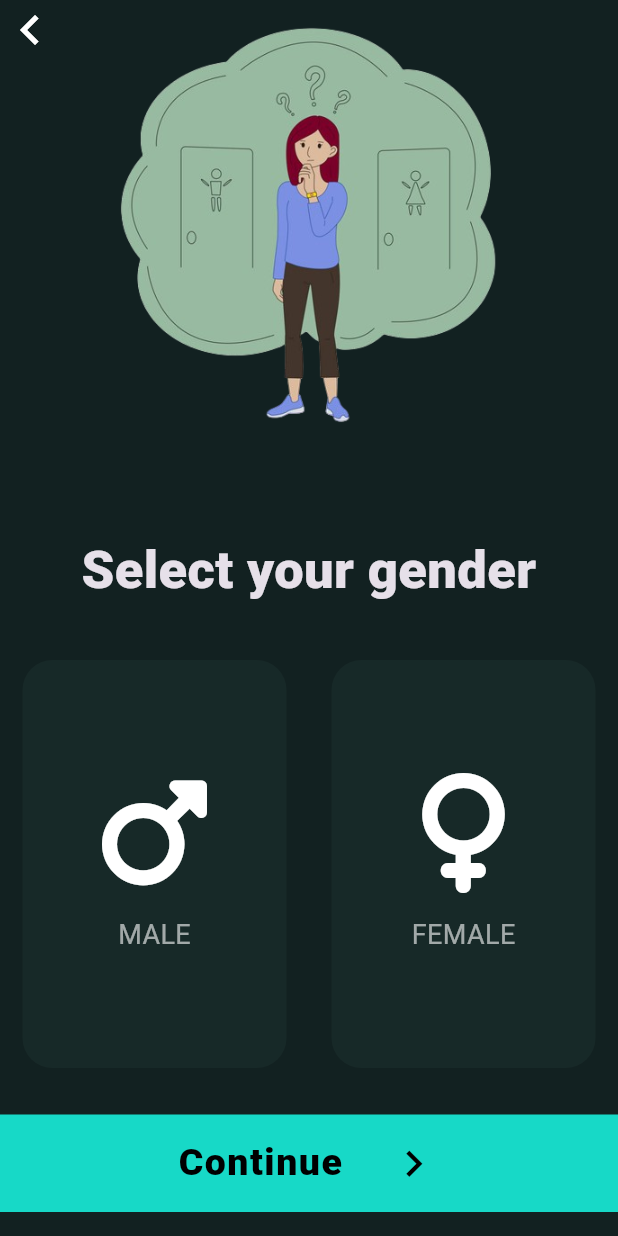
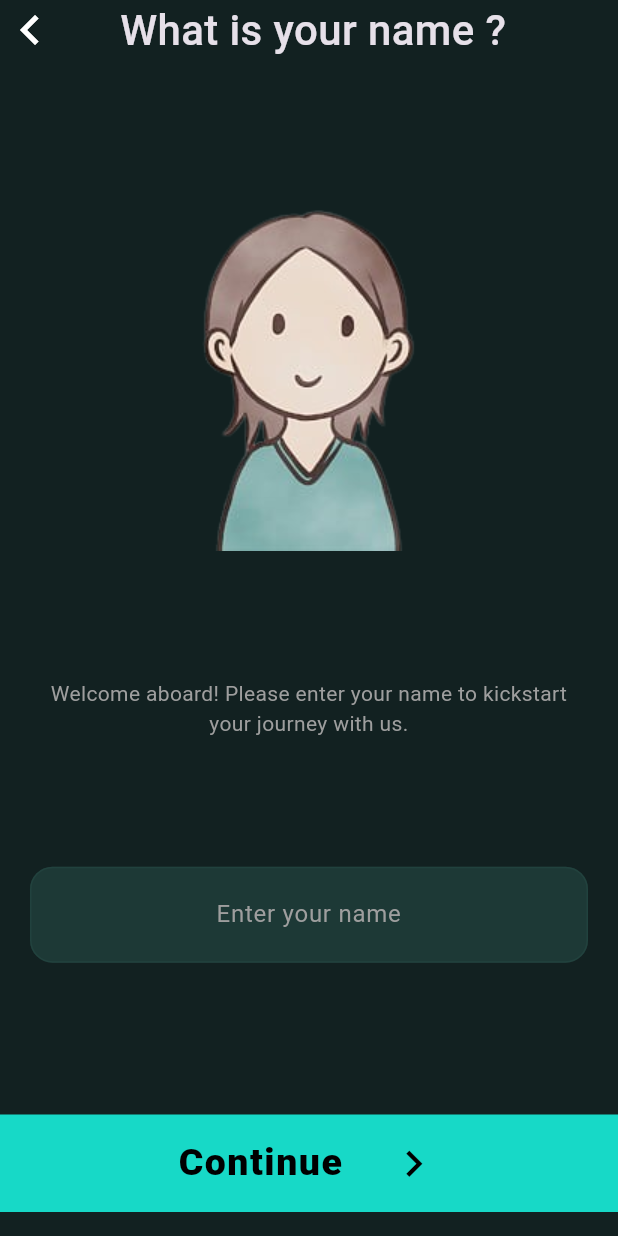
Before and after one commit to Diffins-Solutions/health_companion_app, a Flutter app: the SetupStartScreen screen opened by its route, after a tap on "Setup Account", on a phone screen of 412 x 824 dp. Run offline on Flutter 3.47's test engine with Material 3 defaults, Android fonts, the phone set to English and light mode, and no system bars; our stand-ins replace font_awesome_flutter; missing offline and left inert: ruler_picker_bn.

```diff
--- a/lib/main.dart
+++ b/lib/main.dart
@@ -1,5 +1,7 @@
 import 'package:flutter/material.dart';
+import 'package:health_companion_app/screens/onboarding/daily_move_goal.dart';
 import 'package:health_companion_app/screens/onboarding/height_screen.dart';
+import 'package:health_companion_app/screens/onboarding/name_screen.dart';
 import 'package:health_companion_app/screens/onboarding/sleep_schedule_screen.dart';
 import 'package:health_companion_app/screens/onboarding/welcome_screen.dart';
 import 'package:health_companion_app/screens/onboarding/setup_start_screen.dart';
@@ -17,10 +19,12 @@ class MyHealthApp extends StatelessWidget {
         routes: {
           WelcomeScreen.id: (context) => WelcomeScreen(),
           SetupStartScreen.id: (context) => SetupStartScreen(),
+          NameScreen.id: (context) => NameScreen(),
           GenderScreen.id: (context) => GenderScreen(),
           HeightScreen.id: (context) => HeightScreen(),
           WeightScreen.id: (context) => WeightScreen(),
           SleepScheduleScreen.id: (context) => SleepScheduleScreen(),
+          DailyMoveGoal.id: (context) => DailyMoveGoal(),
         });
   }
 }
--- /dev/null
+++ b/lib/screens/onboarding/name_screen.dart
@@ -0,0 +1,70 @@
+import 'package:flutter/material.dart';
+import 'package:health_companion_app/screens/onboarding/gender_screen.dart';
+import 'package:health_companion_app/utils/constants.dart';
+import 'package:health_companion_app/widgets/custom_input_field.dart';
+import 'package:health_companion_app/widgets/custom_flat_button.dart';
+
+class NameScreen extends StatefulWidget {
+  static String id = 'name_screen';
+
+  @override
+  State<NameScreen> createState() => _NameScreenState();
+}
+
+class _NameScreenState extends State<NameScreen> {
+  @override
+  Widget build(BuildContext context) {
+    return Scaffold(
+      backgroundColor: kBackgroundColor,
+      body: SafeArea(
+        child: Column(
+          mainAxisAlignment: MainAxisAlignment.spaceBetween,
+          crossAxisAlignment: CrossAxisAlignment.center,
+          children: [
+            Row(
+              children: [
+                GestureDetector(
+                  child: Icon(
+                    Icons.navigate_before,
+                    size: 40,
+                  ),
+                  onTap: () => Navigator.pop(context),
+                ),
+                SizedBox(
+                  width: 40,
+                ),
+                Text(
+                  'What is your name ?',
+                  style: TextStyle(fontSize: 28, fontWeight: FontWeight.w500),
+                ),
+              ],
+            ),
+            Flexible(
+              child: Image.asset('images/name_screen_img.png'),
+            ),
+            Padding(
+              padding:
+                  const EdgeInsets.symmetric(vertical: 0, horizontal: 30.0),
+              child: Text(
+                'Welcome aboard! Please enter your name to kickstart your journey with us.',
+                textAlign: TextAlign.center,
+                style: TextStyle(
+                  color: Colors.grey
+                ),
+              ),
+            ),
+            CustomInputField(onChange: (value) {}, hint: "Enter your name"),
+            CustomFlatButton(
+              label: 'Continue',
+              color: kLightGreen,
+              onPressed: () {
+                Navigator.pushNamed(context, GenderScreen.id);
+              },
+              icon: Icons.navigate_next,
+            ),
+          ],
+        ),
+      ),
+    );
+  }
+}
--- a/lib/screens/onboarding/setup_start_screen.dart
+++ b/lib/screens/onboarding/setup_start_screen.dart
@@ -3,7 +3,7 @@ import 'package:flutter/material.dart';
 import 'package:flutter/widgets.dart';
 import 'package:health_companion_app/utils/constants.dart';
 import 'package:health_companion_app/widgets/custom_round_button.dart';
-import 'package:health_companion_app/screens/onboarding/gender_screen.dart';
+import 'package:health_companion_app/screens/onboarding/name_screen.dart';
 
 class SetupStartScreen extends StatefulWidget {
   static String id = 'setup_start_screen';
@@ -43,7 +43,7 @@ class _SetupStartScreenState extends State<SetupStartScreen> {
             label: "Setup Account",
             color: kDarkGreen,
             onPressed: () {
-              Navigator.pushNamed(context, GenderScreen.id);
+              Navigator.pushNamed(context, NameScreen.id);
             },
             isSmall: false,
           ),
--- a/lib/screens/onboarding/sleep_schedule_screen.dart
+++ b/lib/screens/onboarding/sleep_schedule_screen.dart
@@ -1,5 +1,6 @@
 import 'package:flutter/material.dart';
 import 'package:health_companion_app/models/weekly_sleep_plan.dart';
+import 'package:health_companion_app/screens/onboarding/daily_move_goal.dart';
 import 'package:health_companion_app/utils/constants.dart';
 import 'package:health_companion_app/widgets/custom_flat_button.dart';
 
@@ -203,6 +204,7 @@ class _SleepScheduleScreenState extends State<SleepScheduleScreen> {
                   print(plan.getWakeupTime());
                   print(plan.getSleepTime());
                 }
+                Navigator.pushNamed(context, DailyMoveGoal.id);
               },
             ),
           ],
```
Also changed, not shown: lib/screens/onboarding/daily_move_goal.dart (added, +133 -0 lines), images/name_screen_img.png (added), pubspec.lock.
